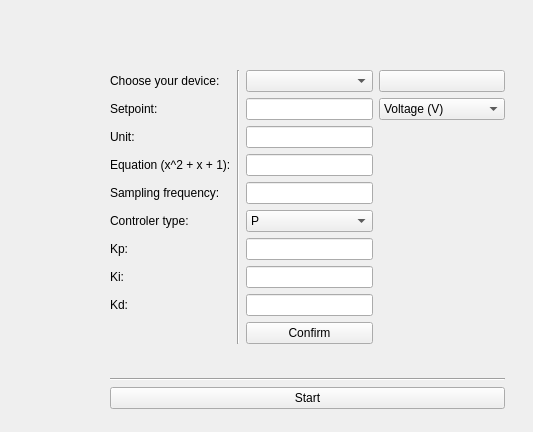
CayoRw/pydaq, file pydaq/uis/PyDAQ_PID_Control_widget.ui: the form before one commit.
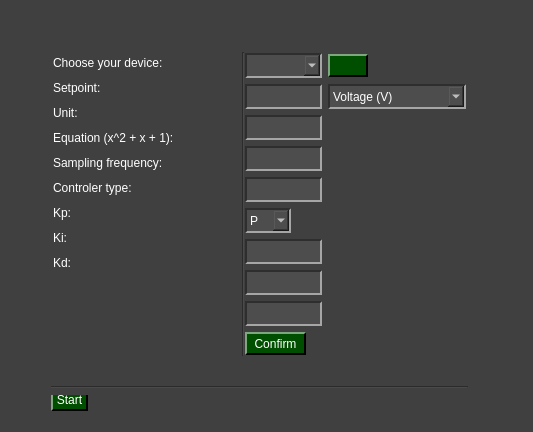
The form after the commit. Icons and pictures are not drawn.

```diff
--- a/pydaq/uis/PyDAQ_PID_Control_widget.ui
+++ b/pydaq/uis/PyDAQ_PID_Control_widget.ui
@@ -13,315 +13,593 @@
   <property name="windowTitle">
    <string>Form</string>
   </property>
-  <widget class="QWidget" name="layoutWidget">
+  <property name="styleSheet">
+   <string notr="true">QWidget{
+	background-color: rgb(64, 64, 64);
+}
+
+QTabWidget::pane { 
+   border: 1px solid rgb(166, 166, 166);
+}
+
+QTabBar::tab {
+  	background-color: rgb(77, 77, 77);
+ }
+
+ QTabBar::tab:selected {
+  	background-color: rgb(140, 140, 140);
+	padding-top: 2px;
+	padding-bottom: 2px;
+	padding-left: 12px;
+	padding-right: 12px;
+ }
+
+ QTabBar::tab:selected:hover {
+  	background-color: rgb(140, 140, 140);
+	padding-top: 2px;
+	padding-bottom: 2px;
+	padding-left: 12px;
+	padding-right: 12px;
+ }
+
+ QTabBar::tab:hover {
+  	background-color: rgb(109, 109, 109);
+	padding-top: 2px;
+	padding-bottom: 2px;
+	padding-left: 12px;
+	padding-right: 12px;
+ }
+
+ QTabBar::tab:middle {
+	border-right: 1px dashed rgb(166, 166, 166);
+	border-left: 1px dashed rgb(166, 166, 166);
+	padding-top: 2px;
+	padding-bottom: 2px;
+	padding-left: 12px;
+	padding-right: 12px;
+ }
+
+ QTabBar::tab:last {
+	border-top-right-radius: 10px;
+	padding-top: 2px;
+	padding-bottom: 2px;
+	padding-left: 12px;
+	padding-right: 12px;
+ }
+
+ QTabBar::tab:first {
+	border-top-left-radius: 10px;
+	padding-top: 2px;
+	padding-bottom: 2px;
+	padding-left: 12px;
+	padding-right: 12px;
+ }
+
+
+QComboBox QAbstractItemView {
+    background-color: rgb(77, 77, 77);
+}
+
+QComboBox QAbstractItemView::item:focus{
+    background-color: rgb(140, 140, 140);
+}
+
+QDoubleSpinBox{
+	background-color: rgb(77, 77, 77);
+	
+	border-top: 1.5px solid rgb(46, 46, 46);
+	border-left: 1.5px solid rgb(46, 46, 46);
+
+	border-bottom: 1.5px solid rgb(166, 166, 166);
+	border-right: 1.5px solid rgb(166, 166, 166);
+}
+
+QDoubleSpinBox::up-button{
+    image: url(:/imgs/imgs/drop_up_arrow.png);
+	width: 11px;
+
+	background-color: rgb(0, 79, 0);
+	border-top: 1.5px solid rgb(127, 167, 127);
+	border-left: 1.5px solid rgb(127, 167, 127);
+
+	border-bottom: 1.5px solid rgb(0, 0, 0);
+	border-right: 1.5px solid rgb(0, 0, 0);
+}
+
+QDoubleSpinBox::up-button:pressed{
+	border: 2px solid rgb(255, 255, 255);
+}
+
+QDoubleSpinBox::up-button:hover{
+	background-color: rgb(0, 50, 0);
+}
+
+QDoubleSpinBox::down-button{
+    image: url(:/imgs/imgs/drop_down_arrow.png);
+	width: 11px;
+
+	background-color: rgb(0, 79, 0);
+	border-top: 1.5px solid rgb(127, 167, 127);
+	border-left: 1.5px solid rgb(127, 167, 127);
+
+	border-bottom: 1.5px solid rgb(0, 0, 0);
+	border-right: 1.5px solid rgb(0, 0, 0);
+}
+
+QDoubleSpinBox::down-button:pressed{
+	border: 2px solid rgb(255, 255, 255);
+}
+
+QDoubleSpinBox::down-button:hover{
+	background-color: rgb(0, 50, 0);
+}
+
+QWidget#centralwidget{
+	background-color: rgb(64, 64, 64);
+}
+
+QWidget{
+	color: rgb(255, 255, 255);
+}
+
+QComboBox{
+	background-color: rgb(77, 77, 77);
+	
+	border-top: 1.5px solid rgb(46, 46, 46);
+	border-left: 1.5px solid rgb(46, 46, 46);
+
+	border-bottom: 1.5px solid rgb(166, 166, 166);
+	border-right: 1.5px solid rgb(166, 166, 166);
+}
+
+
+QComboBox::drop-down{
+	image: url(:/imgs/imgs/drop_down_arrow.png);
+	width: 11px;
+
+	background-color: rgb(0, 79, 0);
+	border-top: 2px solid rgb(127, 167, 127);
+	border-left: 2px solid rgb(127, 167, 127);
+
+	border-bottom: 2px solid rgb(0, 0, 0);
+	border-right: 2px solid rgb(0, 0, 0);
+}
+
+QComboBox::drop-down:hover{
+	background-color: rgb(0, 50, 0);
+}
+
+QComboBox::drop-down:pressed{
+	border: 2px solid rgb(255, 255, 255);
+}
+
+QPushButton{
+	background-color: rgb(0, 79, 0);
+
+	border-top: 1.5px solid rgb(127, 167, 127);
+	border-left: 1.5px solid rgb(127, 167, 127);
+
+	border-bottom: 1.5px solid rgb(0, 0, 0);
+	border-right: 1.5px solid rgb(0, 0, 0);
+
+	
+	font: 12pt &quot;Helvetica&quot;;
+	text-align:center;
+}
+
+QWidget{
+	font: 12pt &quot;Helvetica&quot;;
+}
+
+QPushButton:hover{
+	background-color: rgb(0, 50, 0);
+}
+
+QPushButton:pressed{
+	border: 2px solid rgb(255, 255, 255);
+}
+
+QLineEdit{
+	background-color: rgb(77, 77, 77);
+	border-top: 1.5px solid rgb(46, 46, 46);
+	border-left: 1.5px solid rgb(46, 46, 46);
+
+	border-bottom: 1.5px solid rgb(166, 166, 166);
+	border-right: 1.5px solid rgb(166, 166, 166);
+}
+
+QRadioButton::indicator{
+	border-radius: 6px;
+	border-top: 1.5px solid rgb(0, 0, 0);
+	border-left: 1.5px solid rgb(0, 0, 0);
+
+	border-bottom: 1.5px solid rgb(160, 160, 160);
+	border-right: 1.5px solid rgb(160, 160, 160);
+}
+
+QRadioButton::indicator::checked{
+	background-color: white;
+}
+
+QRadioButton::indicator::unchecked:hover{
+	background-color: #9F9F9F;
+}
+
+QRadioButton::indicator::pressed{
+	border: 1.5px solid #505050
+}
+
+QPushButton#reload_devices{
+	image: url(:/imgs/imgs/reload.png);
+	width: 11px;
+	background-color: rgb(0, 79, 0);
+
+	border-top: 1.5px solid rgb(127, 167, 127);
+	border-left: 1.5px solid rgb(127, 167, 127);
+
+	border-bottom: 1.5px solid rgb(0, 0, 0);
+	border-right: 1.5px solid rgb(0, 0, 0);
+
+	
+	font: 12pt &quot;Helvetica&quot;;
+	text-align:center;
+}
+
+QPushButton#reload_devices:hover{
+	background-color: rgb(0, 50, 0);
+}
+
+QPushButton#reload_devices:pressed{
+	border: 2px solid rgb(255, 255, 255);
+}
+
+</string>
+  </property>
+  <widget class="QPushButton" name="pushButton_3">
    <property name="geometry">
     <rect>
-     <x>110</x>
-     <y>70</y>
-     <width>395</width>
-     <height>339</height>
+     <x>51</x>
+     <y>388</y>
+     <width>37</width>
+     <height>23</height>
     </rect>
    </property>
-   <layout class="QVBoxLayout" name="verticalLayout_2">
-    <item>
-     <layout class="QHBoxLayout" name="horizontalLayout">
-      <item>
-       <layout class="QVBoxLayout" name="verticalLayout">
-        <item>
-         <widget class="QLabel" name="label">
-          <property name="text">
-           <string>Choose your device:</string>
-          </property>
-         </widget>
-        </item>
-        <item>
-         <widget class="QLabel" name="label_2">
-          <property name="text">
-           <string>Setpoint:</string>
-          </property>
-         </widget>
-        </item>
-        <item>
-         <widget class="QLabel" name="label_3">
-          <property name="text">
-           <string>Unit:</string>
-          </property>
-         </widget>
-        </item>
-        <item>
-         <widget class="QLabel" name="label_4">
-          <property name="text">
-           <string>Equation (x^2 + x + 1):</string>
-          </property>
-         </widget>
-        </item>
-        <item>
-         <widget class="QLabel" name="label_5">
-          <property name="text">
-           <string>Sampling frequency:</string>
-          </property>
-         </widget>
-        </item>
-        <item>
-         <widget class="QLabel" name="label_6">
-          <property name="text">
-           <string>Controler type:</string>
-          </property>
-         </widget>
-        </item>
-        <item>
-         <widget class="QLabel" name="label_7">
-          <property name="text">
-           <string>Kp:</string>
-          </property>
-         </widget>
-        </item>
-        <item>
-         <widget class="QLabel" name="label_8">
-          <property name="text">
-           <string>Ki:</string>
-          </property>
-         </widget>
-        </item>
-        <item>
-         <widget class="QLabel" name="label_9">
-          <property name="text">
-           <string>Kd:</string>
-          </property>
-         </widget>
-        </item>
-        <item>
-         <widget class="QLabel" name="label_10">
-          <property name="text">
-           <string/>
-          </property>
-         </widget>
-        </item>
-       </layout>
-      </item>
-      <item>
-       <widget class="Line" name="line">
-        <property name="orientation">
-         <enum>Qt::Orientation::Vertical</enum>
-        </property>
-       </widget>
-      </item>
-      <item>
-       <layout class="QGridLayout" name="gridLayout">
-        <item row="0" column="0">
-         <widget class="QComboBox" name="comboBox_2"/>
-        </item>
-        <item row="0" column="1">
-         <widget class="QPushButton" name="pushButton">
-          <property name="text">
-           <string/>
-          </property>
-         </widget>
-        </item>
-        <item row="1" column="0">
-         <widget class="QLineEdit" name="lineEdit"/>
-        </item>
-        <item row="1" column="1">
-         <widget class="QComboBox" name="comboBox">
-          <item>
-           <property name="text">
-            <string>Voltage (V)</string>
-           </property>
-          </item>
-          <item>
-           <property name="text">
-            <string>Temperatue (C°)</string>
-           </property>
-          </item>
-          <item>
-           <property name="text">
-            <string>Other</string>
-           </property>
-          </item>
-         </widget>
-        </item>
-        <item row="2" column="0">
-         <widget class="QLineEdit" name="lineEdit_7"/>
-        </item>
-        <item row="2" column="1">
-         <spacer name="horizontalSpacer">
-          <property name="orientation">
-           <enum>Qt::Orientation::Horizontal</enum>
-          </property>
-          <property name="sizeHint" stdset="0">
-           <size>
-            <width>40</width>
-            <height>20</height>
-           </size>
-          </property>
-         </spacer>
-        </item>
-        <item row="3" column="0">
-         <widget class="QLineEdit" name="lineEdit_6"/>
-        </item>
-        <item row="3" column="1">
-         <spacer name="horizontalSpacer_2">
-          <property name="orientation">
-           <enum>Qt::Orientation::Horizontal</enum>
-          </property>
-          <property name="sizeHint" stdset="0">
-           <size>
-            <width>40</width>
-            <height>20</height>
-           </size>
-          </property>
-         </spacer>
-        </item>
-        <item row="4" column="0">
-         <widget class="QLineEdit" name="lineEdit_8"/>
-        </item>
-        <item row="4" column="1">
-         <spacer name="horizontalSpacer_3">
-          <property name="orientation">
-           <enum>Qt::Orientation::Horizontal</enum>
-          </property>
-          <property name="sizeHint" stdset="0">
-           <size>
-            <width>40</width>
-            <height>20</height>
-           </size>
-          </property>
-         </spacer>
-        </item>
-        <item row="5" column="0">
-         <widget class="QComboBox" name="comboBox_3">
-          <item>
-           <property name="text">
-            <string>P</string>
-           </property>
-          </item>
-          <item>
-           <property name="text">
-            <string>PI</string>
-           </property>
-          </item>
-          <item>
-           <property name="text">
-            <string>PD</string>
-           </property>
-          </item>
-          <item>
-           <property name="text">
-            <string>PID</string>
-           </property>
-          </item>
-         </widget>
-        </item>
-        <item row="5" column="1">
-         <spacer name="horizontalSpacer_4">
-          <property name="orientation">
-           <enum>Qt::Orientation::Horizontal</enum>
-          </property>
-          <property name="sizeHint" stdset="0">
-           <size>
-            <width>40</width>
-            <height>20</height>
-           </size>
-          </property>
-         </spacer>
-        </item>
-        <item row="6" column="0">
-         <widget class="QLineEdit" name="lineEdit_5"/>
-        </item>
-        <item row="6" column="1">
-         <spacer name="horizontalSpacer_5">
-          <property name="orientation">
-           <enum>Qt::Orientation::Horizontal</enum>
-          </property>
-          <property name="sizeHint" stdset="0">
-           <size>
-            <width>40</width>
-            <height>20</height>
-           </size>
-          </property>
-         </spacer>
-        </item>
-        <item row="7" column="0">
-         <widget class="QLineEdit" name="lineEdit_4"/>
-        </item>
-        <item row="7" column="1">
-         <spacer name="horizontalSpacer_6">
-          <property name="orientation">
-           <enum>Qt::Orientation::Horizontal</enum>
-          </property>
-          <property name="sizeHint" stdset="0">
-           <size>
-            <width>40</width>
-            <height>20</height>
-           </size>
-          </property>
-         </spacer>
-        </item>
-        <item row="8" column="0">
-         <widget class="QLineEdit" name="lineEdit_3"/>
-        </item>
-        <item row="8" column="1">
-         <spacer name="horizontalSpacer_7">
-          <property name="orientation">
-           <enum>Qt::Orientation::Horizontal</enum>
-          </property>
-          <property name="sizeHint" stdset="0">
-           <size>
-            <width>40</width>
-            <height>20</height>
-           </size>
-          </property>
-         </spacer>
-        </item>
-        <item row="9" column="0">
-         <widget class="QPushButton" name="pushButton_2">
-          <property name="text">
-           <string>Confirm</string>
-          </property>
-         </widget>
-        </item>
-        <item row="9" column="1">
-         <spacer name="horizontalSpacer_8">
-          <property name="orientation">
-           <enum>Qt::Orientation::Horizontal</enum>
-          </property>
-          <property name="sizeHint" stdset="0">
-           <size>
-            <width>40</width>
-            <height>20</height>
-           </size>
-          </property>
-         </spacer>
-        </item>
-       </layout>
-      </item>
-     </layout>
-    </item>
-    <item>
-     <widget class="QWidget" name="widget" native="true">
-      <property name="maximumSize">
-       <size>
-        <width>393</width>
-        <height>16777215</height>
-       </size>
-      </property>
-     </widget>
-    </item>
-    <item>
-     <widget class="Line" name="line_2">
-      <property name="orientation">
-       <enum>Qt::Orientation::Horizontal</enum>
-      </property>
-     </widget>
-    </item>
-    <item>
-     <widget class="QPushButton" name="pushButton_3">
-      <property name="text">
-       <string>Start</string>
-      </property>
-     </widget>
-    </item>
-   </layout>
+   <property name="text">
+    <string>Start</string>
+   </property>
+  </widget>
+  <widget class="Line" name="line_2">
+   <property name="geometry">
+    <rect>
+     <x>51</x>
+     <y>379</y>
+     <width>417</width>
+     <height>16</height>
+    </rect>
+   </property>
+   <property name="orientation">
+    <enum>Qt::Orientation::Horizontal</enum>
+   </property>
+  </widget>
+  <widget class="QWidget" name="widget" native="true">
+   <property name="geometry">
+    <rect>
+     <x>51</x>
+     <y>363</y>
+     <width>393</width>
+     <height>16</height>
+    </rect>
+   </property>
+   <property name="maximumSize">
+    <size>
+     <width>393</width>
+     <height>16777215</height>
+    </size>
+   </property>
+  </widget>
+  <widget class="Line" name="line">
+   <property name="geometry">
+    <rect>
+     <x>235</x>
+     <y>52</y>
+     <width>16</width>
+     <height>304</height>
+    </rect>
+   </property>
+   <property name="orientation">
+    <enum>Qt::Orientation::Vertical</enum>
+   </property>
+  </widget>
+  <widget class="QLineEdit" name="lineEdit_8">
+   <property name="geometry">
+    <rect>
+     <x>245</x>
+     <y>177</y>
+     <width>77</width>
+     <height>25</height>
+    </rect>
+   </property>
+  </widget>
+  <widget class="QPushButton" name="pushButton">
+   <property name="geometry">
+    <rect>
+     <x>328</x>
+     <y>54</y>
+     <width>40</width>
+     <height>23</height>
+    </rect>
+   </property>
+   <property name="text">
+    <string/>
+   </property>
+  </widget>
+  <widget class="QLineEdit" name="lineEdit">
+   <property name="geometry">
+    <rect>
+     <x>245</x>
+     <y>84</y>
+     <width>77</width>
+     <height>25</height>
+    </rect>
+   </property>
+  </widget>
+  <widget class="QLineEdit" name="lineEdit_6">
+   <property name="geometry">
+    <rect>
+     <x>245</x>
+     <y>146</y>
+     <width>77</width>
+     <height>25</height>
+    </rect>
+   </property>
+  </widget>
+  <widget class="QLineEdit" name="lineEdit_3">
+   <property name="geometry">
+    <rect>
+     <x>245</x>
+     <y>301</y>
+     <width>77</width>
+     <height>25</height>
+    </rect>
+   </property>
+  </widget>
+  <widget class="QLineEdit" name="lineEdit_5">
+   <property name="geometry">
+    <rect>
+     <x>245</x>
+     <y>239</y>
+     <width>77</width>
+     <height>25</height>
+    </rect>
+   </property>
+  </widget>
+  <widget class="QComboBox" name="comboBox_3">
+   <property name="geometry">
+    <rect>
+     <x>245</x>
+     <y>208</y>
+     <width>46</width>
+     <height>25</height>
+    </rect>
+   </property>
+   <item>
+    <property name="text">
+     <string>P</string>
+    </property>
+   </item>
+   <item>
+    <property name="text">
+     <string>PI</string>
+    </property>
+   </item>
+   <item>
+    <property name="text">
+     <string>PD</string>
+    </property>
+   </item>
+   <item>
+    <property name="text">
+     <string>PID</string>
+    </property>
+   </item>
+  </widget>
+  <widget class="QComboBox" name="comboBox">
+   <property name="geometry">
+    <rect>
+     <x>328</x>
+     <y>84</y>
+     <width>138</width>
+     <height>25</height>
+    </rect>
+   </property>
+   <item>
+    <property name="text">
+     <string>Voltage (V)</string>
+    </property>
+   </item>
+   <item>
+    <property name="text">
+     <string>Temperatue (C°)</string>
+    </property>
+   </item>
+   <item>
+    <property name="text">
+     <string>Other</string>
+    </property>
+   </item>
+  </widget>
+  <widget class="QComboBox" name="comboBox_2">
+   <property name="geometry">
+    <rect>
+     <x>245</x>
+     <y>53</y>
+     <width>77</width>
+     <height>25</height>
+    </rect>
+   </property>
+  </widget>
+  <widget class="QLineEdit" name="lineEdit_4">
+   <property name="geometry">
+    <rect>
+     <x>245</x>
+     <y>270</y>
+     <width>77</width>
+     <height>25</height>
+    </rect>
+   </property>
+  </widget>
+  <widget class="QLineEdit" name="lineEdit_7">
+   <property name="geometry">
+    <rect>
+     <x>245</x>
+     <y>115</y>
+     <width>77</width>
+     <height>25</height>
+    </rect>
+   </property>
+  </widget>
+  <widget class="QPushButton" name="pushButton_2">
+   <property name="geometry">
+    <rect>
+     <x>245</x>
+     <y>332</y>
+     <width>61</width>
+     <height>23</height>
+    </rect>
+   </property>
+   <property name="text">
+    <string>Confirm</string>
+   </property>
+  </widget>
+  <widget class="QLabel" name="label_8">
+   <property name="geometry">
+    <rect>
+     <x>53</x>
+     <y>228</y>
+     <width>19</width>
+     <height>19</height>
+    </rect>
+   </property>
+   <property name="text">
+    <string>Ki:</string>
+   </property>
+  </widget>
+  <widget class="QLabel" name="label_9">
+   <property name="geometry">
+    <rect>
+     <x>53</x>
+     <y>253</y>
+     <width>24</width>
+     <height>19</height>
+    </rect>
+   </property>
+   <property name="text">
+    <string>Kd:</string>
+   </property>
+  </widget>
+  <widget class="QLabel" name="label_7">
+   <property name="geometry">
+    <rect>
+     <x>53</x>
+     <y>203</y>
+     <width>24</width>
+     <height>19</height>
+    </rect>
+   </property>
+   <property name="text">
+    <string>Kp:</string>
+   </property>
+  </widget>
+  <widget class="QLabel" name="label_2">
+   <property name="geometry">
+    <rect>
+     <x>53</x>
+     <y>78</y>
+     <width>64</width>
+     <height>19</height>
+    </rect>
+   </property>
+   <property name="text">
+    <string>Setpoint:</string>
+   </property>
+  </widget>
+  <widget class="QLabel" name="label_3">
+   <property name="geometry">
+    <rect>
+     <x>53</x>
+     <y>103</y>
+     <width>35</width>
+     <height>19</height>
+    </rect>
+   </property>
+   <property name="text">
+    <string>Unit:</string>
+   </property>
+  </widget>
+  <widget class="QLabel" name="label">
+   <property name="geometry">
+    <rect>
+     <x>53</x>
+     <y>53</y>
+     <width>144</width>
+     <height>19</height>
+    </rect>
+   </property>
+   <property name="text">
+    <string>Choose your device:</string>
+   </property>
+  </widget>
+  <widget class="QLabel" name="label_4">
+   <property name="geometry">
+    <rect>
+     <x>53</x>
+     <y>128</y>
+     <width>175</width>
+     <height>19</height>
+    </rect>
+   </property>
+   <property name="text">
+    <string>Equation (x^2 + x + 1):</string>
+   </property>
+  </widget>
+  <widget class="QLabel" name="label_6">
+   <property name="geometry">
+    <rect>
+     <x>53</x>
+     <y>178</y>
+     <width>107</width>
+     <height>19</height>
+    </rect>
+   </property>
+   <property name="text">
+    <string>Controler type:</string>
+   </property>
+  </widget>
+  <widget class="QLabel" name="label_5">
+   <property name="geometry">
+    <rect>
+     <x>53</x>
+     <y>153</y>
+     <width>146</width>
+     <height>19</height>
+    </rect>
+   </property>
+   <property name="text">
+    <string>Sampling frequency:</string>
+   </property>
+  </widget>
+  <widget class="QLabel" name="label_10">
+   <property name="geometry">
+    <rect>
+     <x>53</x>
+     <y>278</y>
+     <width>16</width>
+     <height>19</height>
+    </rect>
+   </property>
+   <property name="text">
+    <string/>
+   </property>
   </widget>
  </widget>
  <resources/>
```
